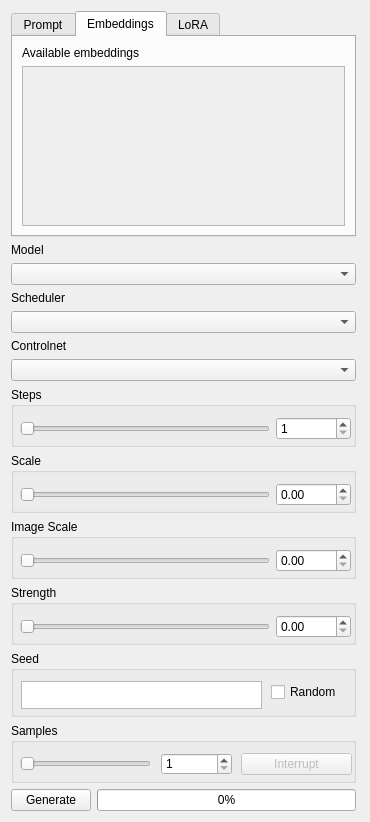
Qt form src/airunner/pyqt/generate_form.ui (Capsize-Games/airunner) before a commit.
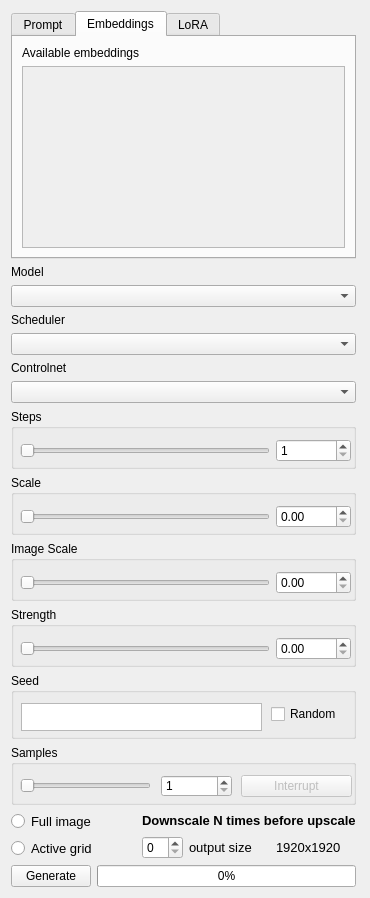
The same form after that commit. The open tabs and pages were chosen to show the change.

Diff of the .ui file:
```diff
--- a/src/airunner/pyqt/generate_form.ui
+++ b/src/airunner/pyqt/generate_form.ui
@@ -7,7 +7,7 @@
     <x>0</x>
     <y>0</y>
     <width>370</width>
-    <height>822</height>
+    <height>898</height>
    </rect>
   </property>
   <property name="sizePolicy">
@@ -160,7 +160,7 @@
             <x>0</x>
             <y>0</y>
             <width>323</width>
-            <height>138</height>
+            <height>109</height>
            </rect>
           </property>
           <layout class="QVBoxLayout" name="verticalLayout"/>
@@ -796,7 +796,100 @@
      </widget>
     </widget>
    </item>
-   <item row="13" column="0">
+   <item row="13" column="0" colspan="2">
+    <layout class="QGridLayout" name="downscale_settings">
+     <item row="1" column="0">
+      <layout class="QVBoxLayout" name="downscale_settings_radiobuttons">
+       <item>
+        <widget class="QRadioButton" name="full_image_radiobutton">
+         <property name="font">
+          <font>
+           <pointsize>10</pointsize>
+          </font>
+         </property>
+         <property name="text">
+          <string>Full image</string>
+         </property>
+        </widget>
+       </item>
+       <item>
+        <widget class="QRadioButton" name="active_grid_radiobutton">
+         <property name="font">
+          <font>
+           <pointsize>10</pointsize>
+          </font>
+         </property>
+         <property name="text">
+          <string>Active grid</string>
+         </property>
+        </widget>
+       </item>
+      </layout>
+     </item>
+     <item row="1" column="1">
+      <layout class="QVBoxLayout" name="downscale_settings_sizes">
+       <item>
+        <widget class="QLabel" name="downscale_label">
+         <property name="font">
+          <font>
+           <pointsize>10</pointsize>
+           <bold>true</bold>
+          </font>
+         </property>
+         <property name="text">
+          <string>Downscale N times before upscale</string>
+         </property>
+        </widget>
+       </item>
+       <item>
+        <layout class="QHBoxLayout" name="downscale_amount_container">
+         <item>
+          <widget class="QSpinBox" name="downscale_spinbox">
+           <property name="sizePolicy">
+            <sizepolicy hsizetype="Maximum" vsizetype="Fixed">
+             <horstretch>0</horstretch>
+             <verstretch>0</verstretch>
+            </sizepolicy>
+           </property>
+           <property name="maximum">
+            <number>12</number>
+           </property>
+          </widget>
+         </item>
+         <item>
+          <widget class="QLabel" name="final_size_label">
+           <property name="font">
+            <font>
+             <pointsize>10</pointsize>
+             <bold>false</bold>
+            </font>
+           </property>
+           <property name="text">
+            <string>output size</string>
+           </property>
+          </widget>
+         </item>
+         <item>
+          <widget class="QLabel" name="final_size">
+           <property name="font">
+            <font>
+             <pointsize>10</pointsize>
+            </font>
+           </property>
+           <property name="text">
+            <string>1920x1920</string>
+           </property>
+          </widget>
+         </item>
+        </layout>
+       </item>
+      </layout>
+     </item>
+    </layout>
+   </item>
+   <item row="16" column="0" colspan="2">
+    <layout class="QHBoxLayout" name="horizontalLayout_3">
+     <item>
     <widget class="QPushButton" name="generate">
      <property name="sizePolicy">
       <sizepolicy hsizetype="Minimum" vsizetype="Preferred">
@@ -809,7 +902,7 @@
      </property>
     </widget>
    </item>
-   <item row="13" column="1">
+     <item>
     <widget class="QProgressBar" name="progressBar">
      <property name="sizePolicy">
       <sizepolicy hsizetype="Expanding" vsizetype="Preferred">
@@ -827,6 +920,8 @@
       <number>0</number>
      </property>
     </widget>
+     </item>
+    </layout>
    </item>
   </layout>
  </widget>
```
Left out of the diff: 2 changed lines with no effect on the pictures. Lines whose indentation alone changed are shown as unchanged.
